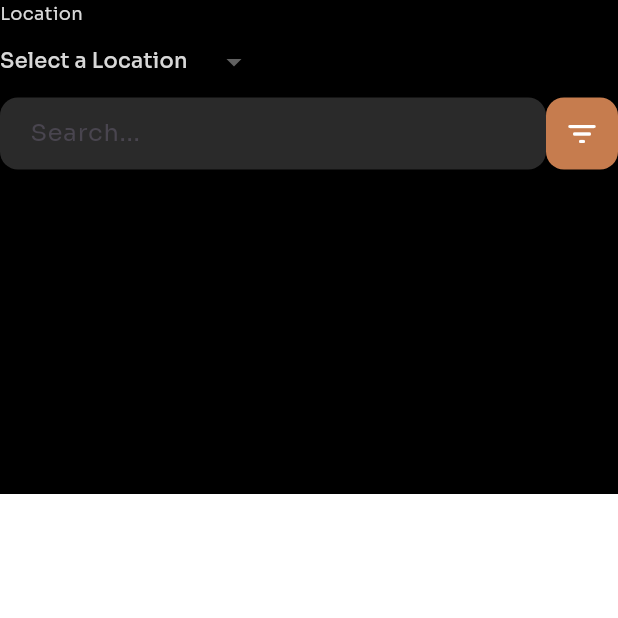
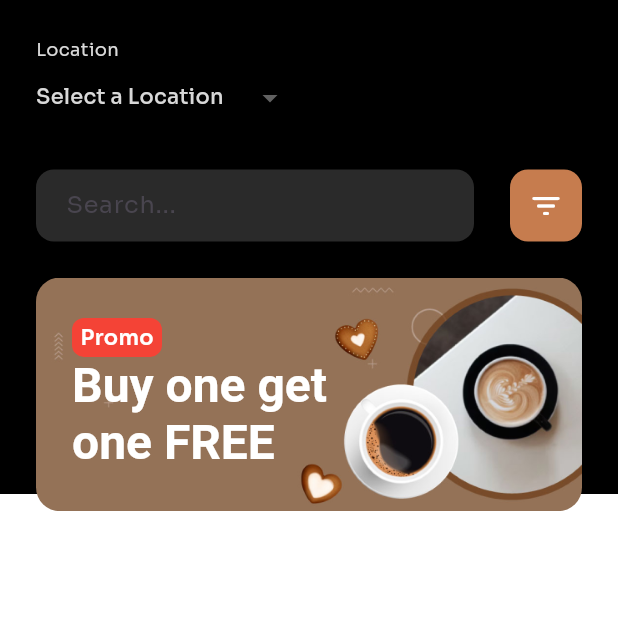
Before and after one commit to aminnaeem/coffee_shop, a Flutter app: the HomeView screen opened by its route, on a phone screen of 412 x 824 dp, the top half of it. Run offline on Flutter 3.47's test engine with Material 3 defaults, Android fonts, the phone set to English and light mode, and no system bars; our stand-ins replace stacked, stacked_services, stacked_shared.

Commit message:
Home Screen update

```diff
--- a/lib/views/home_view.dart
+++ b/lib/views/home_view.dart
@@ -27,10 +27,14 @@ class HomeView extends StatelessWidget {
               )
             ),
             child: SafeArea(
+              child: Padding(
+                padding: const EdgeInsets.symmetric(horizontal: 24),
                 child: Column(
                   crossAxisAlignment: CrossAxisAlignment.start,
                   children: [
-                  Column(
+                    Padding(
+                      padding: const EdgeInsets.symmetric(vertical: 24),
+                      child: Column(
                         crossAxisAlignment: CrossAxisAlignment.start,
                         children: [
                           Text(
@@ -60,6 +64,7 @@ class HomeView extends StatelessWidget {
                           )
                         ],
                       ),
+                    ),
                     Row(
                       children: [
                          Expanded(
@@ -75,6 +80,9 @@ class HomeView extends StatelessWidget {
                               contentPadding: EdgeInsets.symmetric(horizontal: 16),
                             ),
                           ),
+                        ),
+                        SizedBox(
+                          width: 24,
                         ),
                         IconButton(
                           icon: Icon(
@@ -95,8 +103,59 @@ class HomeView extends StatelessWidget {
                           },
                         ),
                       ],
+                    ),
+                    Padding(
+                      padding: const EdgeInsets.symmetric(vertical: 24),
+                      child: Stack(
+                        alignment: Alignment.centerLeft,
+                        children: [
+                          ClipRRect(
+                            borderRadius: BorderRadius.circular(16
+                            ),
+                            child: Image.asset(
+                              "assets/app_images/Banner 1.png",
+                              fit: BoxFit.cover,
+                            ),
+                          ),
+                          Padding(
+                            padding: const EdgeInsets.symmetric(horizontal: 24),
+                            child: Column(
+                              crossAxisAlignment: CrossAxisAlignment.start,
+                              children: [
+                                Container(
+                                  alignment: Alignment.center,
+                                  width: 60,
+                                  height: 26,
+                                  decoration: BoxDecoration(
+                                    color: Colors.red,
+                                    borderRadius: BorderRadius.circular(8)
+                                  ),
+                                  child: Text(
+                                    "Promo",
+                                    style: TextStyle(
+                                      color: Colors.white,
+                                      fontSize: 14,
+                                      fontWeight: FontWeight.w600
+                                    ),
+                                  )
+                                ),
+                                RichText(
+                                  text: TextSpan(
+                                    text: "Buy one get\none FREE",
+                                    style: TextStyle(
+                                      fontSize: 32,
+                                      fontWeight: FontWeight.w600
+                                    )
+                                  ),
+                                ),
+                              ],
+                            ),
                           )
                         ],
+                      ),
+                    )
+                  ],
+                ),
               ),
             ),
           ),
```
Also changed, not shown: assets/app_images/Banner 1.png (added), assets/app_images/Banner.png (deleted). Lines whose indentation alone changed are shown as unchanged.
